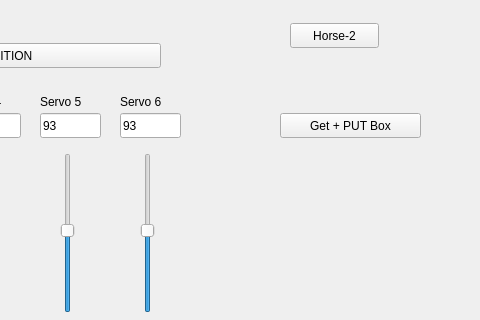
Above: nano_parsing/form.ui from evkuz/py_project before the change; both pictures show x 320 to 800 and y 137 to 457 of the 800 by 600 pixel window. Below: the same form after it.
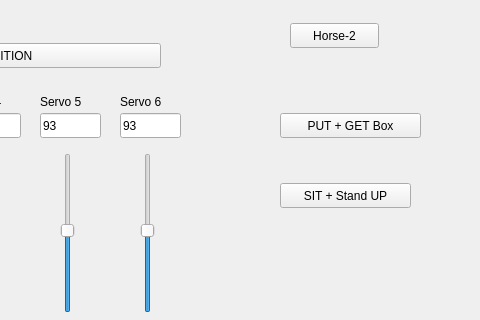
That is the form after the change.

The edit to the form file:
```diff
--- a/nano_parsing/form.ui
+++ b/nano_parsing/form.ui
@@ -439,7 +439,20 @@
     </rect>
    </property>
    <property name="text">
-    <string>Get + PUT Box</string>
+    <string>PUT + GET Box</string>
+   </property>
+  </widget>
+  <widget class="QPushButton" name="combSitStandButton">
+   <property name="geometry">
+    <rect>
+     <x>600</x>
+     <y>320</y>
+     <width>131</width>
+     <height>25</height>
+    </rect>
+   </property>
+   <property name="text">
+    <string>SIT + Stand UP</string>
    </property>
   </widget>
  </widget>
```
Left out of the diff: 2 changed lines with no effect on the pictures.
